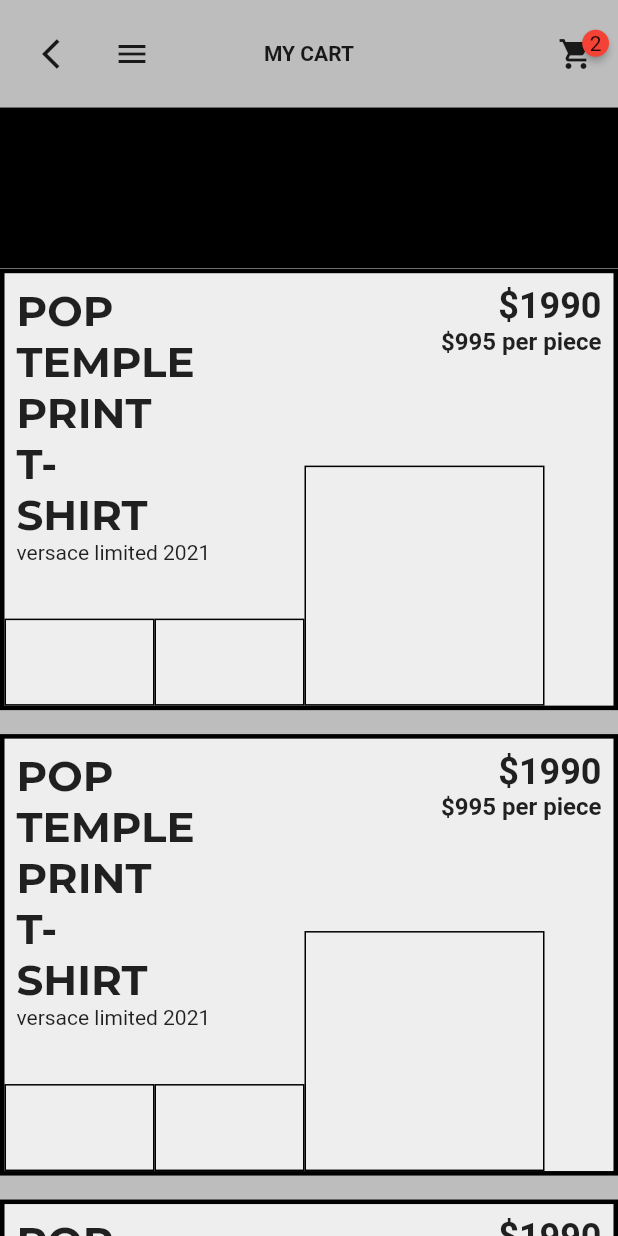
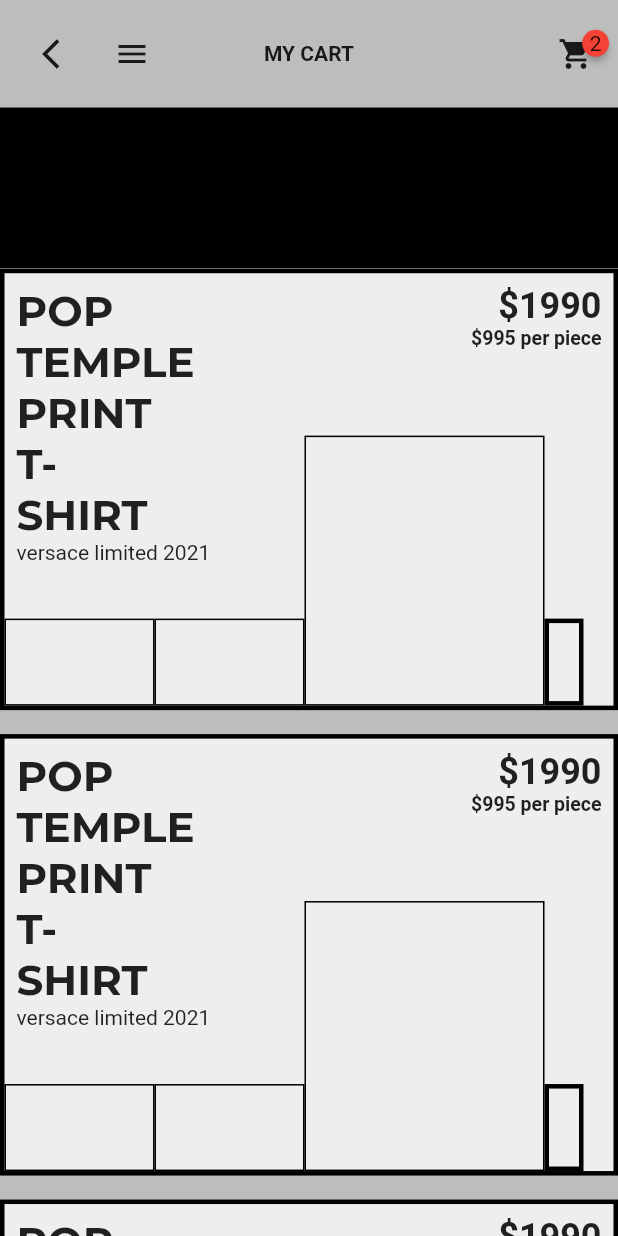
Before and after one commit to JAICHANGPARK/flutter_notebook_8th_story, a Flutter app: the MyCartPage screen opened directly, on a phone screen of 412 x 824 dp. Run offline on Flutter 3.47's test engine with Material 2 defaults, Android fonts, the phone set to English and light mode, and no system bars; drawn by our look-alikes of badges; our stand-ins replace google_fonts.

Commit message:
Update my_cart_page.dart

```diff
--- a/lib/ep561_fashion_store_app/my_cart_page.dart
+++ b/lib/ep561_fashion_store_app/my_cart_page.dart
@@ -99,7 +99,7 @@ class _MyCartPageState extends State<MyCartPage> {
                                     ),
                                     Text(
                                       "\$995 per piece",
-                                      style: TextStyle(fontWeight: FontWeight.bold, fontSize: 16),
+                                      style: TextStyle(fontWeight: FontWeight.bold, fontSize: 13),
                                     )
                                   ],
                                 )),
@@ -112,7 +112,6 @@ class _MyCartPageState extends State<MyCartPage> {
                                   children: [
                                     Container(
                                       width: 100,
-
                                       height: 58,
                                       decoration: BoxDecoration(
                                           border: Border.all(
@@ -124,17 +123,26 @@ class _MyCartPageState extends State<MyCartPage> {
                                       height: 58,
                                       decoration: BoxDecoration(
                                           border: Border.all(
-                                            color: Colors.black,
-                                          )),
+                                        color: Colors.black,
+                                      )),
                                     ),
                                     Container(
                                       width: 160,
-                                      height: 160,
+                                      height: 180,
+                                      decoration: BoxDecoration(
+                                          border: Border.all(
+                                        color: Colors.black,
+                                      )),
+                                    ),
+                                    Container(
+                                      width: 26,
+                                      height: 58,
                                       decoration: BoxDecoration(
                                           border: Border.all(
                                             color: Colors.black,
+                                            width: 3
                                           )),
-                                    )
+                                    ),
                                   ],
                                 ))
                           ],
```
